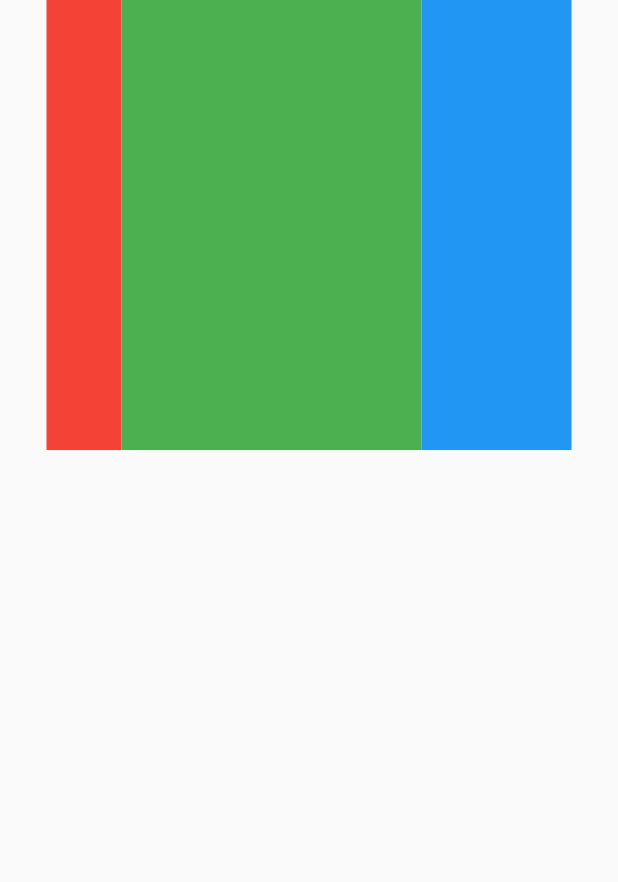
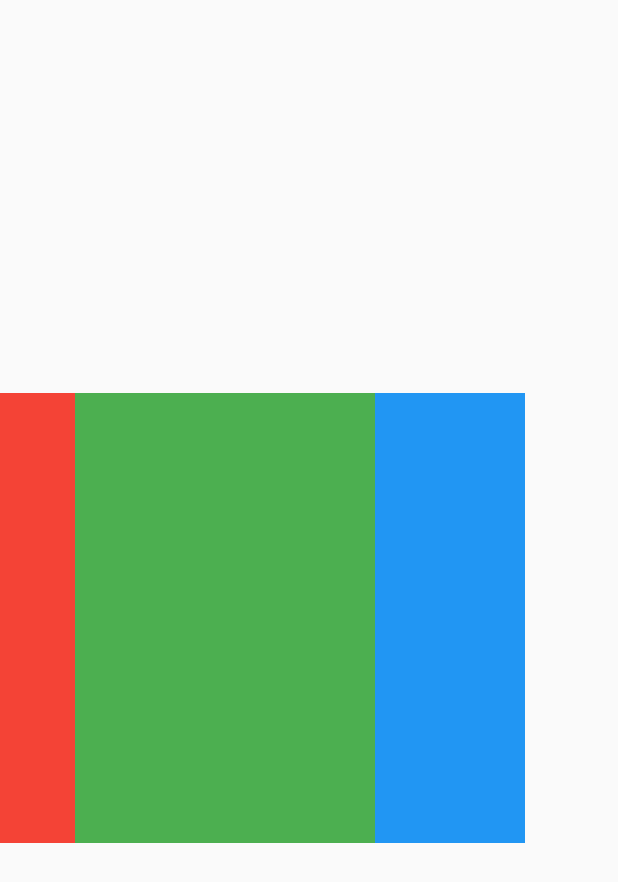
Before and after one commit to Muhanned-Anwar/avatar_course2_2, a Flutter app: the screen it shows after launch, on a phone screen of 412 x 824 dp. Shown: the top 882 px of the screen. Run offline on Flutter 3.47's test engine with Material 2 defaults, Android fonts, the light colour scheme and no system bars.

Commit message:
use widget Center

```diff
--- a/lib/main.dart
+++ b/lib/main.dart
@@ -12,10 +12,8 @@ class MyApp extends StatelessWidget {
     return MaterialApp(
       debugShowCheckedModeBanner: false,
       home: Scaffold(
-        body: Container(
+        body: Center(
           child: Row(
-            mainAxisAlignment: MainAxisAlignment.center,
-            crossAxisAlignment: CrossAxisAlignment.center,
             children: [
               Container( // width: 0
                 color: Colors.red,
```
